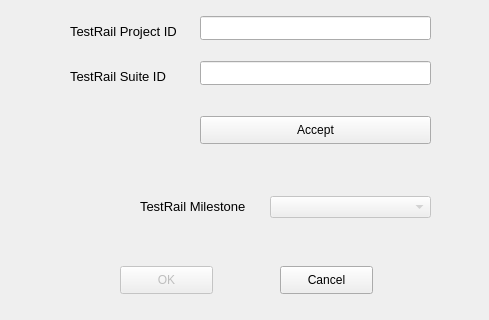
The window that tools/auto-tester/src/ui/TestRailTestCasesSelectorWindow.ui (vircadia/vircadia-native-core) describes before a commit, drawn with Qt 5; both pictures show x 0 to 489 and y 154 to 474 of the 489 by 474 pixel window.
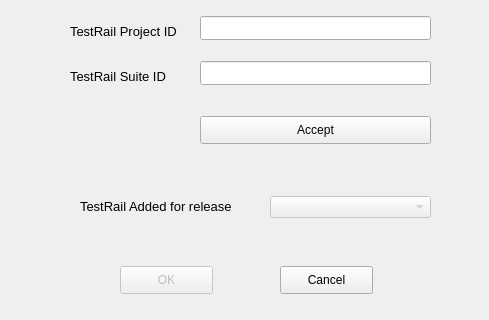
The same window after the commit.

Commit message: Can create a test run.

```diff
--- a/tools/auto-tester/src/ui/TestRailTestCasesSelectorWindow.ui
+++ b/tools/auto-tester/src/ui/TestRailTestCasesSelectorWindow.ui
@@ -190,9 +190,9 @@
    </property>
    <property name="geometry">
     <rect>
-     <x>140</x>
+     <x>80</x>
      <y>350</y>
-     <width>121</width>
+     <width>181</width>
      <height>20</height>
     </rect>
    </property>
@@ -202,7 +202,7 @@
     </font>
    </property>
    <property name="text">
-    <string>TestRail Milestone</string>
+    <string>TestRail Added for release</string>
    </property>
   </widget>
   <widget class="QLineEdit" name="urlLineEdit">
```
Left out of the diff: 6 changed lines with no effect on the pictures. The commit also changes 4 other files.
